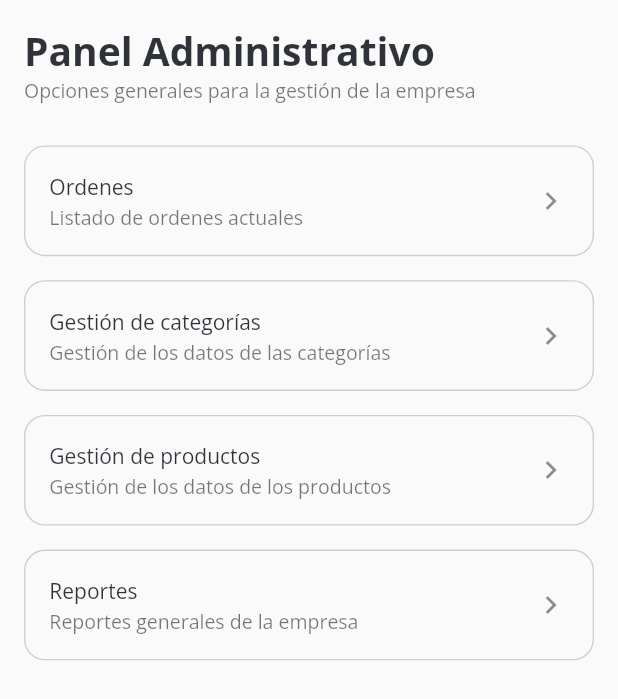
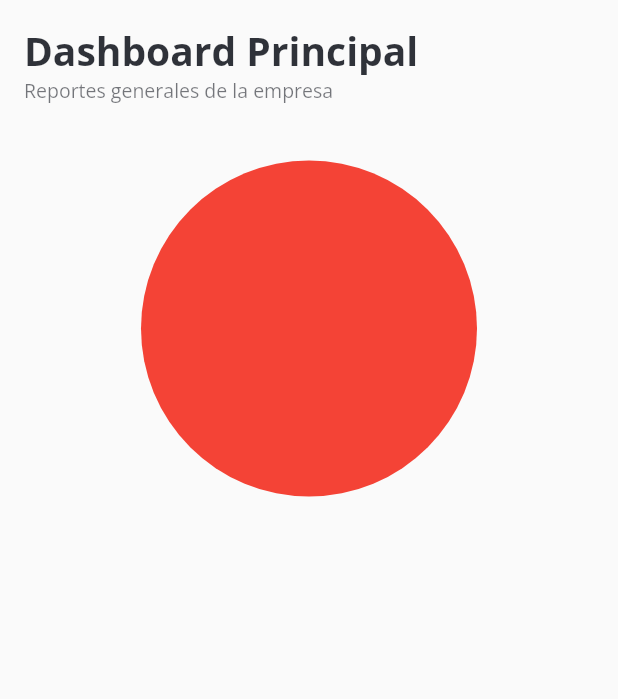
Before and after one commit to ehbarrionuevo/flutter_codigo2_menuapp, a Flutter app: the screen it shows after launch, after a tap on "Reportes", on a phone screen of 412 x 824 dp. Shown: the top 699 px of the screen. Run offline on Flutter 3.47's test engine with Material 2 defaults, Android fonts, the phone set to English and light mode, and no system bars; our stand-ins replace cloud_firestore, firebase_core, flutter_svg, google_fonts, syncfusion_flutter_charts; accounts and stored records are empty.

Commit message:
Dashboard 1

```diff
--- /dev/null
+++ b/lib/ui/pages/admin/dashboard_page.dart
@@ -0,0 +1,54 @@
+
+import 'package:flutter/material.dart';
+import 'package:menuapp/ui/general/colors.dart';
+import 'package:menuapp/ui/widgets/text_custom_widget.dart';
+import 'package:syncfusion_flutter_charts/charts.dart';
+
+class DashboardPage extends StatelessWidget {
+  const DashboardPage({Key? key}) : super(key: key);
+
+  @override
+  Widget build(BuildContext context) {
+    return Scaffold(
+      body: SafeArea(
+        child: SingleChildScrollView(
+          child: Padding(
+            padding: const EdgeInsets.all(16.0),
+            child: Column(
+              crossAxisAlignment: CrossAxisAlignment.start,
+              children: [
+                H1(
+                  text: "Dashboard Principal",
+                ),
+                H6(
+                  text: "Reportes generales de la empresa",
+                  color: kBrandSecondaryColor.withOpacity(0.60),
+                ),
+                SfCircularChart(
+                  series: <CircularSeries>[
+                    PieSeries(
+                      dataSource: [
+                        "Hola",
+                        "Como estas"
+                      ],
+                      pointColorMapper: (x, index)=> Colors.red,
+                      xValueMapper: (x, index)=> 10,
+                      yValueMapper: (x, index)=> 10,
+                    ),
+                  ],
+                )
+              ],
+            ),
+          ),
+        ),
+      ),
+    );
+  }
+}
+
+class PieChartModel{
+  final String x;
+  final double y;
+  final Color color;
+  PieChartModel({required this.x, required this.y, required this.color,});
+}
--- a/lib/ui/pages/admin/home_admin_page.dart
+++ b/lib/ui/pages/admin/home_admin_page.dart
@@ -1,5 +1,6 @@
 import 'package:flutter/material.dart';
 import 'package:menuapp/ui/general/colors.dart';
+import 'package:menuapp/ui/pages/admin/dashboard_page.dart';
 import 'package:menuapp/ui/pages/admin/order_admin_page.dart';
 import 'package:menuapp/ui/widgets/general_widget.dart';
 import 'package:menuapp/ui/widgets/item_admin_menu_widget.dart';
@@ -51,7 +52,7 @@ class HomeAdminPage extends StatelessWidget {
                   title: "Reportes",
                   subtitle: "Reportes generales de la empresa",
                   onTap: (){
-
+                    Navigator.push(context, MaterialPageRoute(builder: (context)=> DashboardPage()));
                   },
                 ),
 
--- a/pubspec.yaml
+++ b/pubspec.yaml
@@ -41,6 +41,7 @@ dependencies:
   firebase_core: ^2.3.0
   cloud_firestore: ^4.1.0
   provider: ^6.0.4
+  syncfusion_flutter_charts: ^20.3.59
 
 
 
```
Also changed, not shown: pubspec.lock.
